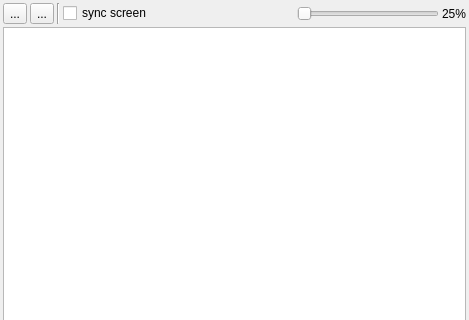
Old version of the form cdeviceeditform.ui in the repository LeZheng/Canary-Adb; both pictures show x 0 to 469 and y 0 to 320 of the 469 by 613 pixel window.
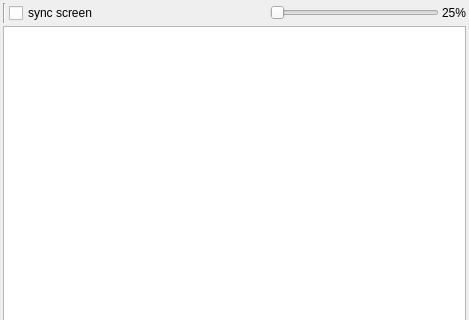
New version of the form. Icons and pictures are not drawn.

Diff of the .ui file:
```diff
--- a/cdeviceeditform.ui
+++ b/cdeviceeditform.ui
@@ -34,30 +34,6 @@
      <property name="spacing">
       <number>3</number>
      </property>
-     <item>
-      <widget class="QToolButton" name="screenShotButton">
-       <property name="text">
-        <string>...</string>
-       </property>
-       <property name="icon">
-        <iconset>
-         <normalon>:/img/screen_shot</normalon>
-        </iconset>
-       </property>
-      </widget>
-     </item>
-     <item>
-      <widget class="QToolButton" name="screenRecordButton">
-       <property name="text">
-        <string>...</string>
-       </property>
-       <property name="icon">
-        <iconset>
-         <normalon>:/img/screen_record</normalon>
-        </iconset>
-       </property>
-      </widget>
-     </item>
      <item>
       <widget class="Line" name="line">
        <property name="orientation">
```
Left out of the diff: 35 changed lines with no effect on the pictures.
